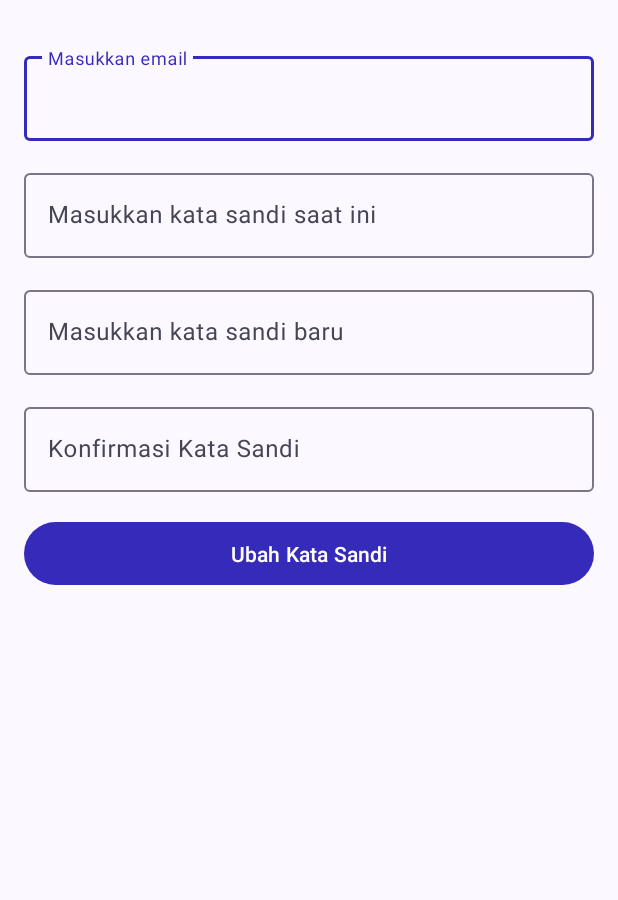
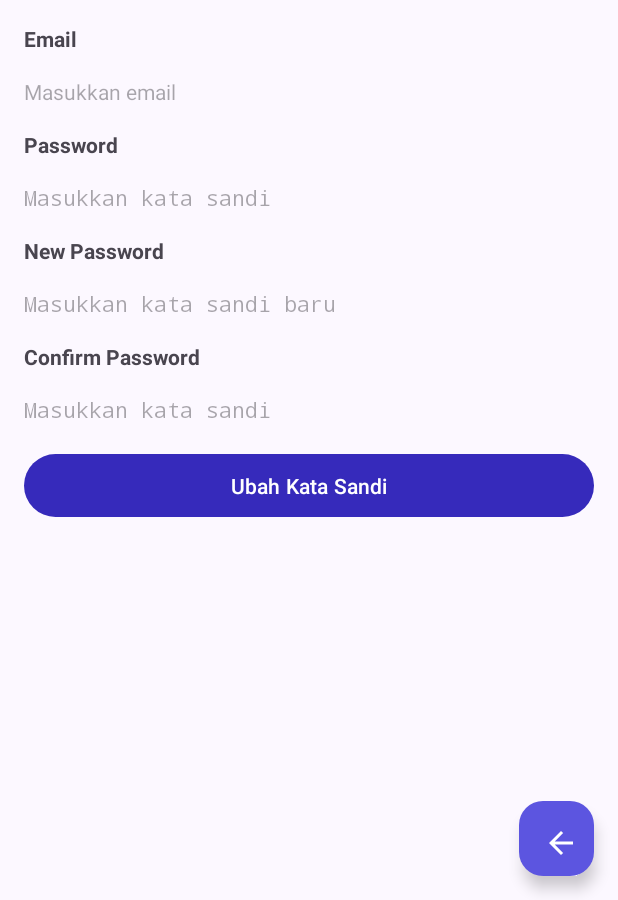
Before and after one commit to aldirahmanhh/FishMate, an Android app: the ChangePassword screen opened directly, with no data from a screen before it, on a phone screen of 412 x 824 dp, the part 336-1236 px from its top. Run offline under Robolectric (Android 15) with nearby library versions, the phone set to English and light mode, and no system bars.

Commit message:
update Auth using CustomView

```diff
--- a/FishMate/app/src/main/java/com/bangkit/fishmate/ui/changeAuth/ChangePassword.kt
+++ b/FishMate/app/src/main/java/com/bangkit/fishmate/ui/changeAuth/ChangePassword.kt
@@ -43,6 +43,11 @@ class ChangePassword : AppCompatActivity() {
             val request = ChangePasswordRequest(email, currentPassword, newPassword, confirmPassword)
             updatePassword(request)
         }
+
+        // Handle Back button click
+        binding.back.setOnClickListener {
+            finish() // Close the activity when the back button is clicked
+        }
     }
 
     private fun updatePassword(request: ChangePasswordRequest) {
--- a/FishMate/app/src/main/java/com/bangkit/fishmate/ui/login/LoginActivity.kt
+++ b/FishMate/app/src/main/java/com/bangkit/fishmate/ui/login/LoginActivity.kt
@@ -15,6 +15,8 @@ import com.bangkit.fishmate.data.SharedPrefHelper
 import com.bangkit.fishmate.databinding.ActivityLoginBinding
 import com.bangkit.fishmate.ui.changeAuth.ChangePassword
 import com.bangkit.fishmate.ui.register.RegisterActivity
+import com.bangkit.fishmate.ui.validation.EmailValid
+import com.bangkit.fishmate.ui.validation.PassValid
 import com.google.android.material.textfield.TextInputEditText
 import retrofit2.Call
 import retrofit2.Callback
@@ -48,8 +50,8 @@ class LoginActivity : AppCompatActivity() {
 
         binding.login.setOnClickListener {
             binding.loading.visibility = View.VISIBLE
-            val usernameEditText = findViewById<TextInputEditText>(R.id.username)
-            val passwordEditText = findViewById<TextInputEditText>(R.id.password)
+            val usernameEditText = findViewById<EmailValid>(R.id.usernameLayout)
+            val passwordEditText = findViewById<PassValid>(R.id.passwordLayout)
             val email = usernameEditText.text.toString()
             val password = passwordEditText.text.toString()
 
--- /dev/null
+++ b/FishMate/app/src/main/java/com/bangkit/fishmate/ui/validation/EmailValid.kt
@@ -0,0 +1,48 @@
+package com.bangkit.fishmate.ui.validation
+
+import android.content.Context
+import android.text.Editable
+import android.text.TextWatcher
+import android.util.AttributeSet
+import androidx.appcompat.widget.AppCompatEditText
+import com.bangkit.fishmate.R
+
+class EmailValid @JvmOverloads constructor(
+    context: Context,
+    attrs: AttributeSet? = null,
+    defStyleAttr: Int = 0
+) : AppCompatEditText(context, attrs, defStyleAttr) {
+
+    init {
+        hint = context.getString(R.string.hint_email)
+        isFocusableInTouchMode = true
+        setupValidation()
+    }
+
+    private fun setupValidation() {
+        addTextChangedListener(object : TextWatcher {
+            override fun beforeTextChanged(s: CharSequence?, start: Int, count: Int, after: Int) {}
+
+            override fun onTextChanged(s: CharSequence?, start: Int, before: Int, count: Int) {}
+
+            override fun afterTextChanged(s: Editable?) {
+                validateEmail(s.toString())
+            }
+        })
+    }
+
+    private fun validateEmail(input: String) {
+        val errorMessage = when {
+            input.isEmpty() -> context.getString(R.string.email_required)
+            !isValidEmail(input) -> context.getString(R.string.email_invalid)
+            else -> null
+        }
+
+        error = errorMessage
+    }
+
+    private fun isValidEmail(email: String): Boolean {
+        val emailRegex = "^[A-Za-z0-9+_.-]+@[A-Za-z0-9.-]+$".toRegex()
+        return emailRegex.matches(email)
+    }
+}
--- /dev/null
+++ b/FishMate/app/src/main/java/com/bangkit/fishmate/ui/validation/NewPassValid.kt
@@ -0,0 +1,49 @@
+package com.bangkit.fishmate.ui.validation
+
+import android.content.Context
+import android.text.Editable
+import android.text.TextWatcher
+import android.util.AttributeSet
+import android.view.inputmethod.EditorInfo
+import androidx.appcompat.widget.AppCompatEditText
+import com.bangkit.fishmate.R
+
+class NewPassValid @JvmOverloads constructor(
+    context: Context,
+    attrs: AttributeSet? = null,
+    defStyleAttr: Int = 0
+) : AppCompatEditText(context, attrs, defStyleAttr) {
+
+    init {
+        hint = context.getString(R.string.hint_new_password)
+        isFocusableInTouchMode = true
+        setupInputType()
+        setupValidation()
+    }
+
+    private fun setupInputType() {
+        inputType = EditorInfo.TYPE_CLASS_TEXT or EditorInfo.TYPE_TEXT_VARIATION_PASSWORD
+    }
+
+    private fun setupValidation() {
+        addTextChangedListener(object : TextWatcher {
+            override fun beforeTextChanged(s: CharSequence?, start: Int, count: Int, after: Int) {}
+
+            override fun onTextChanged(s: CharSequence?, start: Int, before: Int, count: Int) {}
+
+            override fun afterTextChanged(s: Editable?) {
+                validatePassword(s.toString())
+            }
+        })
+    }
+
+    private fun validatePassword(input: String) {
+        val errorMessage = when {
+            input.isEmpty() -> context.getString(R.string.password_required)
+            input.length < 8 -> context.getString(R.string.password_length_error)
+            else -> null
+        }
+
+        error = errorMessage
+    }
+}
--- /dev/null
+++ b/FishMate/app/src/main/java/com/bangkit/fishmate/ui/validation/PassValid.kt
@@ -0,0 +1,49 @@
+package com.bangkit.fishmate.ui.validation
+
+import android.content.Context
+import android.text.Editable
+import android.text.TextWatcher
+import android.util.AttributeSet
+import android.view.inputmethod.EditorInfo
+import androidx.appcompat.widget.AppCompatEditText
+import com.bangkit.fishmate.R
+
+class PassValid @JvmOverloads constructor(
+    context: Context,
+    attrs: AttributeSet? = null,
+    defStyleAttr: Int = 0
+) : AppCompatEditText(context, attrs, defStyleAttr) {
+
+    init {
+        hint = context.getString(R.string.hint_password)
+        isFocusableInTouchMode = true
+        setupInputType()
+        setupValidation()
+    }
+
+    private fun setupInputType() {
+        inputType = EditorInfo.TYPE_CLASS_TEXT or EditorInfo.TYPE_TEXT_VARIATION_PASSWORD
+    }
+
+    private fun setupValidation() {
+        addTextChangedListener(object : TextWatcher {
+            override fun beforeTextChanged(s: CharSequence?, start: Int, count: Int, after: Int) {}
+
+            override fun onTextChanged(s: CharSequence?, start: Int, before: Int, count: Int) {}
+
+            override fun afterTextChanged(s: Editable?) {
+                validatePassword(s.toString())
+            }
+        })
+    }
+
+    private fun validatePassword(input: String) {
+        val errorMessage = when {
+            input.isEmpty() -> context.getString(R.string.password_required)
+            input.length < 6 -> context.getString(R.string.password_length_error)
+            else -> null
+        }
+
+        error = errorMessage
+    }
+}
--- a/FishMate/app/src/main/res/layout/activity_change_password.xml
+++ b/FishMate/app/src/main/res/layout/activity_change_password.xml
@@ -18,89 +18,109 @@
         app:layout_constraintStart_toStartOf="parent"
         app:layout_constraintTop_toTopOf="parent" />
 
-    <!-- Email -->
-    <com.google.android.material.textfield.TextInputLayout
-        android:id="@+id/emailLayout"
-        android:layout_width="0dp"
-        android:layout_height="wrap_content"
-        android:layout_marginStart="16dp"
-        android:layout_marginTop="32dp"
-        android:layout_marginEnd="16dp"
-        app:boxBackgroundMode="outline"
-        app:layout_constraintEnd_toEndOf="parent"
-        app:layout_constraintStart_toStartOf="parent"
-        app:layout_constraintTop_toBottomOf="@id/logo_fishmate">
-
-        <com.google.android.material.textfield.TextInputEditText
-            android:id="@+id/email"
-            android:layout_width="match_parent"
-            android:layout_height="wrap_content"
-            android:hint="@string/prompt_email"
-            android:inputType="textEmailAddress" />
-    </com.google.android.material.textfield.TextInputLayout>
-
-    <!-- Current Password -->
-    <com.google.android.material.textfield.TextInputLayout
-        android:id="@+id/passwordLayout"
+    <!-- EmailTitle -->
+    <TextView
+        android:id="@+id/emailTitle"
         android:layout_width="0dp"
         android:layout_height="wrap_content"
         android:layout_marginStart="16dp"
         android:layout_marginTop="16dp"
         android:layout_marginEnd="16dp"
-        app:boxBackgroundMode="outline"
+        android:text="@string/tv_email"
+        android:textStyle="bold"
         app:layout_constraintEnd_toEndOf="parent"
         app:layout_constraintStart_toStartOf="parent"
-        app:layout_constraintTop_toBottomOf="@id/emailLayout">
+        app:layout_constraintTop_toBottomOf="@id/logo_fishmate" />
 
-        <com.google.android.material.textfield.TextInputEditText
-            android:id="@+id/password"
-            android:layout_width="match_parent"
-            android:layout_height="wrap_content"
-            android:hint="@string/prompt_old_password"
-            android:inputType="textPassword" />
-    </com.google.android.material.textfield.TextInputLayout>
-
-    <!-- New Password -->
-    <com.google.android.material.textfield.TextInputLayout
-        android:id="@+id/newPasswordLayout"
+    <!-- Email -->
+    <com.bangkit.fishmate.ui.validation.EmailValid
+        android:id="@+id/email"
         android:layout_width="0dp"
         android:layout_height="wrap_content"
         android:layout_marginStart="16dp"
         android:layout_marginTop="16dp"
         android:layout_marginEnd="16dp"
-        app:boxBackgroundMode="outline"
         app:layout_constraintEnd_toEndOf="parent"
         app:layout_constraintStart_toStartOf="parent"
-        app:layout_constraintTop_toBottomOf="@id/passwordLayout">
+        app:layout_constraintTop_toBottomOf="@id/emailTitle" />
 
-        <com.google.android.material.textfield.TextInputEditText
-            android:id="@+id/newPassword"
-            android:layout_width="match_parent"
-            android:layout_height="wrap_content"
-            android:hint="@string/prompt_new_password"
-            android:inputType="textPassword" />
-    </com.google.android.material.textfield.TextInputLayout>
-
-    <!-- Confirm Password -->
-    <com.google.android.material.textfield.TextInputLayout
-        android:id="@+id/confirmPasswordLayout"
+    <!-- PasswordTitle -->
+    <TextView
+        android:id="@+id/passwordTitle"
         android:layout_width="0dp"
         android:layout_height="wrap_content"
         android:layout_marginStart="16dp"
         android:layout_marginTop="16dp"
         android:layout_marginEnd="16dp"
-        app:boxBackgroundMode="outline"
+        android:text="@string/password"
+        android:textStyle="bold"
         app:layout_constraintEnd_toEndOf="parent"
         app:layout_constraintStart_toStartOf="parent"
-        app:layout_constraintTop_toBottomOf="@id/newPasswordLayout">
+        app:layout_constraintTop_toBottomOf="@id/email" />
 
-        <com.google.android.material.textfield.TextInputEditText
-            android:id="@+id/confirmPassword"
-            android:layout_width="match_parent"
-            android:layout_height="wrap_content"
-            android:hint="@string/confirm_password"
-            android:inputType="textPassword" />
-    </com.google.android.material.textfield.TextInputLayout>
+    <!-- Current Password -->
+    <com.bangkit.fishmate.ui.validation.PassValid
+        android:id="@+id/password"
+        android:layout_width="0dp"
+        android:layout_height="wrap_content"
+        android:layout_marginStart="16dp"
+        android:layout_marginTop="16dp"
+        android:layout_marginEnd="16dp"
+        app:layout_constraintEnd_toEndOf="parent"
+        app:layout_constraintStart_toStartOf="parent"
+        app:layout_constraintTop_toBottomOf="@id/passwordTitle" />
+
+    <!-- New Password Title -->
+    <TextView
+        android:id="@+id/newPasswordTitle"
+        android:layout_width="0dp"
+        android:layout_height="wrap_content"
+        android:layout_marginStart="16dp"
+        android:layout_marginTop="16dp"
+        android:layout_marginEnd="16dp"
+        android:text="@string/new_password"
+        android:textStyle="bold"
+        app:layout_constraintEnd_toEndOf="parent"
+        app:layout_constraintStart_toStartOf="parent"
+        app:layout_constraintTop_toBottomOf="@id/password" />
+
+    <!-- New Password -->
+    <com.bangkit.fishmate.ui.validation.NewPassValid
+        android:id="@+id/newPassword"
+        android:layout_width="0dp"
+        android:layout_height="wrap_content"
+        android:layout_marginStart="16dp"
+        android:layout_marginTop="16dp"
+        android:layout_marginEnd="16dp"
+        app:layout_constraintEnd_toEndOf="parent"
+        app:layout_constraintStart_toStartOf="parent"
+        app:layout_constraintTop_toBottomOf="@id/newPasswordTitle" />
+
+    <!-- Confirm Password Title -->
+    <TextView
+        android:id="@+id/confirmPasswordTitle"
+        android:layout_width="0dp"
+        android:layout_height="wrap_content"
+        android:layout_marginStart="16dp"
+        android:layout_marginTop="16dp"
+        android:layout_marginEnd="16dp"
+        android:text="@string/confirm_password"
+        android:textStyle="bold"
+        app:layout_constraintEnd_toEndOf="parent"
+        app:layout_constraintStart_toStartOf="parent"
+        app:layout_constraintTop_toBottomOf="@id/newPassword" />
+
+    <!-- Confirm Password -->
+    <com.bangkit.fishmate.ui.validation.PassValid
+        android:id="@+id/confirmPassword"
+        android:layout_width="0dp"
+        android:layout_height="wrap_content"
+        android:layout_marginStart="16dp"
+        android:layout_marginTop="16dp"
+        android:layout_marginEnd="16dp"
+        app:layout_constraintEnd_toEndOf="parent"
+        app:layout_constraintStart_toStartOf="parent"
+        app:layout_constraintTop_toBottomOf="@id/confirmPasswordTitle" />
 
     <!-- Change Password Button -->
     <Button
@@ -113,7 +133,7 @@
         android:text="@string/change_password"
         app:layout_constraintEnd_toEndOf="parent"
         app:layout_constraintStart_toStartOf="parent"
-        app:layout_constraintTop_toBottomOf="@id/confirmPasswordLayout" />
+        app:layout_constraintTop_toBottomOf="@id/confirmPassword" />
 
     <!-- Loading Indicator -->
     <ProgressBar
@@ -126,4 +146,19 @@
         app:layout_constraintStart_toStartOf="parent"
         app:layout_constraintTop_toTopOf="parent" />
 
+    <!-- Back Button -->
+    <com.google.android.material.floatingactionbutton.FloatingActionButton
+        android:id="@+id/back"
+        android:layout_width="100dp"
+        android:layout_height="50dp"
+        android:contentDescription="@string/image"
+        android:src="@drawable/ic_back"
+        android:layout_marginStart="16dp"
+        android:layout_marginTop="16dp"
+        android:layout_marginEnd="16dp"
+        android:layout_marginBottom="16dp"
+        android:scaleType="center"
+        app:layout_constraintBottom_toBottomOf="parent"
+        app:layout_constraintEnd_toEndOf="parent" />
+
 </androidx.constraintlayout.widget.ConstraintLayout>
--- a/FishMate/app/src/main/res/values/strings.xml
+++ b/FishMate/app/src/main/res/values/strings.xml
@@ -1,45 +1,88 @@
 <resources>
+    <!-- General App Information -->
     <string name="app_name">FishMate</string>
+
+    <!-- Titles -->
     <string name="title_home">Beranda</string>
     <string name="title_dashboard">Dasbor</string>
+    <string name="title_notifications">Pemberitahuan</string>
+
+    <!-- Labels -->
     <string name="image">Gambar</string>
     <string name="title">Judul</string>
     <string name="description">Keterangan</string>
+    <string name="recommendation">Rekomendasi</string>
+    <string name="result_image">Gambar Hasil</string>
+    <string name="diagnosis">Diagnosis</string>
+    <string name="explanation">Penjelasan</string>
+    <string name="tanggal">Tanggal</string>
+    <string name="profile">Profil</string>
+    <string name="history_diagnosis">History Diagnosis</string>
+    <string name="clear_history">Clear History</string>
+    <string name="back">Back</string>
+
+    <!-- Prompts -->
     <string name="prompt_email">Masukkan email</string>
     <string name="prompt_password">Masukkan kata sandi</string>
+    <string name="prompt_username">Masukkan nama pengguna</string>
+    <string name="prompt_old_password">Masukkan kata sandi saat ini</string>
+    <string name="prompt_new_password">Masukkan kata sandi baru</string>
+    <string name="prompt_confirm_password">Konfirmasi kata sandi</string>
+
+    <!-- Hints -->
+    <string name="hint_email">Masukkan email</string>
+    <string name="hint_password">Masukkan kata sandi</string>
+    <string name="hint_username">Masukkan nama pengguna</string>
+    <string name="hint_old_password">Masukkan kata sandi saat ini</string>
+    <string name="hint_new_password">Masukkan kata sandi baru</string>
+    <string name="hint_confirm_password">Konfirmasi kata sandi</string>
+
+    <!-- Actions -->
     <string name="action_sign_in_short">Masuk</string>
     <string name="register">Daftar</string>
     <string name="login">Masuk</string>
-    <string name="error_empty_email">Email tidak boleh kosong</string>
-    <string name="error_empty_password">Kata sandi tidak boleh kosong</string>
-    <string name="login_success">Login berhasil!</string>
-    <string name="logo_fishmate">Logo FishMate</string>
-    <string name="prompt_username">Masukkan nama pengguna</string>
-    <string name="hello_blank_fragment">Hai fragmen kosong</string>
-    <string name="image_profile">Foto Profil</string>
-    <string name="username">Nama pengguna</string>
-    <string name="email">email@example.com</string>
+    <string name="log_out">Keluar</string>
     <string name="change_password">Ubah Kata Sandi</string>
-    <string name="log_out">Keluar</string>
     <string name="dark_mode">Mode Gelap</string>
     <string name="setting">Pengaturan</string>
     <string name="already_have_an_account_login">Sudah memiliki akun? Masuk</string>
-    <string name="title_notifications">Pemberitahuan</string>
-    <string name="recommendation">Rekomendasi</string>
+    <string name="lupa_password">Lupa Kata Sandi?</string>
+    <string name="ubahkan_password">Ubah Kata Sandi</string>
+
+    <!-- Errors and Validation -->
+    <string name="email_required">Email tidak boleh kosong</string>
+    <string name="email_invalid">Email tidak valid</string>
+    <string name="password_required">Kata sandi tidak boleh kosong</string>
+    <string name="password_length_error">Password must be at least 6 characters</string>
+    <string name="password_not_match">Kata sandi tidak cocok</string>
+    <string name="password_too_short">Kata sandi terlalu pendek</string>
+    <string name="password_too_long">Kata sandi terlalu panjang</string>
+    <string name="username_required">Nama pengguna tidak boleh kosong</string>
+    <string name="old_password_required">Kata sandi saat ini tidak boleh kosong</string>
+    <string name="new_password_required">Kata sandi baru tidak boleh kosong</string>
+    <string name="confirm_password_required">Konfirmasi kata sandi tidak boleh kosong</string>
+
+    <!-- Valid Messages -->
+    <string name="valid_email">Email valid</string>
+    <string name="valid_password">Kata sandi valid</string>
+
+    <!-- Success and Status Messages -->
+    <string name="login_success">Login berhasil!</string>
+    <string name="loading_suggestion">Sedang memuatkan saran…</string>
+
+    <!-- Product Information -->
     <string name="product_title">Judul Produk</string>
     <string name="price">Harga</string>
     <string name="shop">Toko</string>
-    <string name="prompt_old_password">Masukkan kata sandi saat ini</string>
-    <string name="prompt_new_password">Masukkan kata sandi baru</string>
-    <string name="confirm_password">Konfirmasi Kata Sandi</string>
-    <string name="lupa_password">Lupa Kata Sandi?</string>
-    <string name="profile">Profil</string>
-    <string name="result_image">Gambar Hasil</string>
-    <string name="diagnosis">Diagnosis</string>
-    <string name="explanation">Penjelasan</string>
-    <string name="loading_suggestion">Sedang memuatkan saran…</string>
-    <string name="tanggal">Tanggal</string>
-    <string name="history_diagnosis">History Diagnosis</string>
-    <string name="clear_history">Clear History</string>
-    <string name="back">Back</string>
+
+    <!-- Miscellaneous -->
+    <string name="logo_fishmate">Logo FishMate</string>
+    <string name="tv_email">Email</string>
+    <string name="new_password">New Password</string>
+    <string name="image_profile">Foto Profil</string>
+    <string name="hello_blank_fragment">Hai fragmen kosong</string>
+    <string name="confirm_password">Confirm Password</string>
+    <string name="password">Password</string>
+    <string name="username">Username</string>
+    <string name="email">Email</string>
 </resources>
```
Also changed, not shown: FishMate/app/src/main/java/com/bangkit/fishmate/ui/register/RegisterActivity.kt (+6 -6 lines), FishMate/app/src/main/java/com/bangkit/fishmate/ui/validation/UserValid.kt (added, +53 -0 lines), FishMate/app/src/main/res/layout/activity_login.xml (+61 -71 lines), FishMate/app/src/main/res/layout/activity_register.xml (+47 -50 lines).
